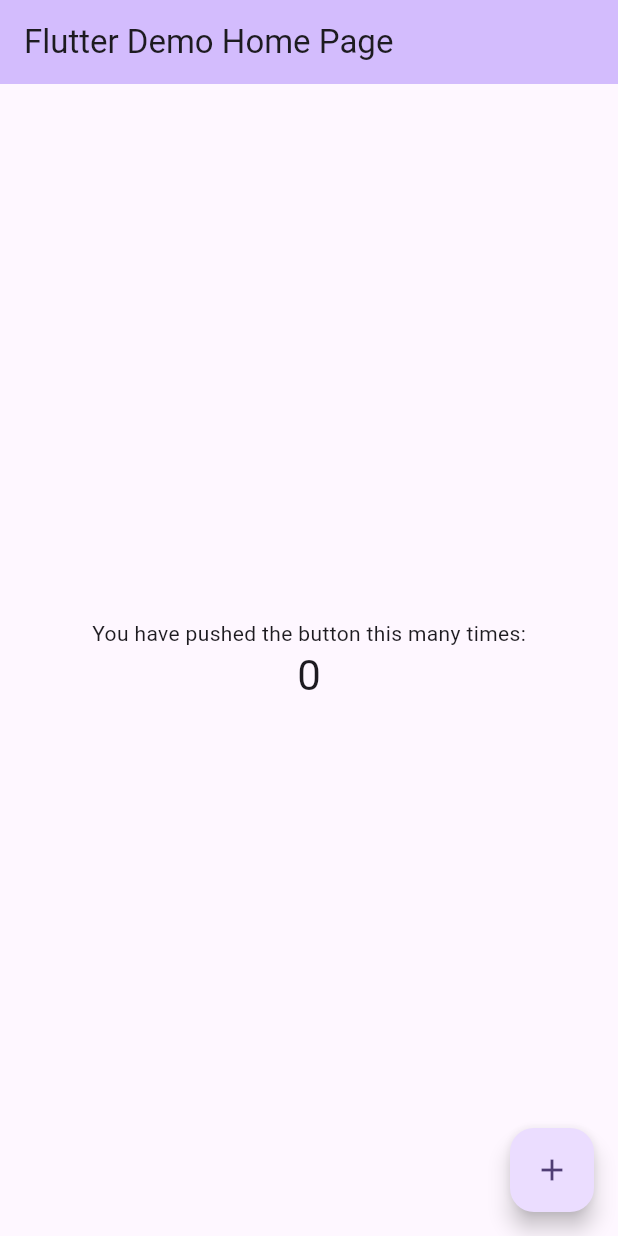
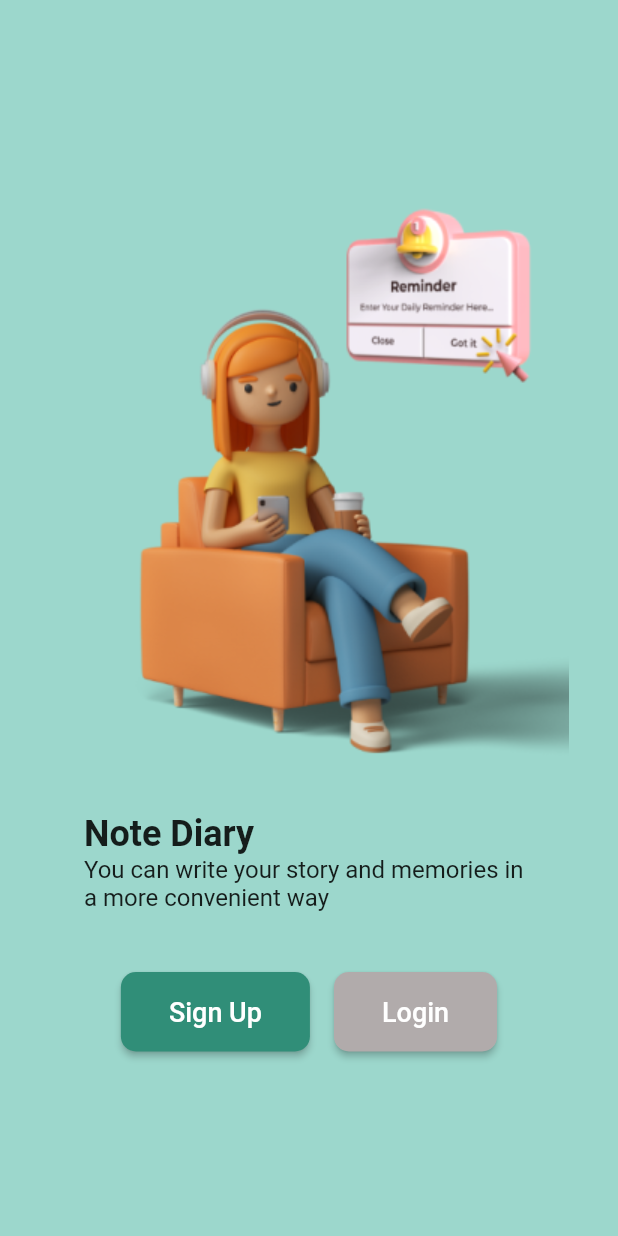
Before and after one commit to KanzulF/KSProjek-NoteDairy, a Flutter app: the screen it shows after launch, on a phone screen of 412 x 824 dp. Run offline on Flutter 3.47's test engine with Material 2 defaults, Android fonts, the phone set to English and light mode, and no system bars.

Commit message:
landingpage, signup, and login completed
tapi ada eror saat tombol di landingpage gk bisa diklik 2 kali

```diff
--- a/lib/main.dart
+++ b/lib/main.dart
@@ -1,4 +1,5 @@
 import 'package:flutter/material.dart';
+import 'package:projek/screen/landingpage.dart';
 
 void main() {
   runApp(const MyApp());
@@ -7,119 +8,14 @@ void main() {
 class MyApp extends StatelessWidget {
   const MyApp({super.key});
 
-  // This widget is the root of your application.
   @override
   Widget build(BuildContext context) {
     return MaterialApp(
-      title: 'Flutter Demo',
+      title: 'Note Dairy',
       theme: ThemeData(
-        // This is the theme of your application.
-        //
-        // TRY THIS: Try running your application with "flutter run". You'll see
-        // the application has a blue toolbar. Then, without quitting the app,
-        // try changing the seedColor in the colorScheme below to Colors.green
-        // and then invoke "hot reload" (save your changes or press the "hot
-        // reload" button in a Flutter-supported IDE, or press "r" if you used
-        // the command line to start the app).
-        //
-        // Notice that the counter didn't reset back to zero; the application
-        // state is not lost during the reload. To reset the state, use hot
-        // restart instead.
-        //
-        // This works for code too, not just values: Most code changes can be
-        // tested with just a hot reload.
-        colorScheme: ColorScheme.fromSeed(seedColor: Colors.deepPurple),
-        useMaterial3: true,
+        scaffoldBackgroundColor: Color(0xFF9CD7CC),
       ),
-      home: const MyHomePage(title: 'Flutter Demo Home Page'),
+      home: LandingPage(),
     );
   }
 }
-
-class MyHomePage extends StatefulWidget {
-  const MyHomePage({super.key, required this.title});
-
-  // This widget is the home page of your application. It is stateful, meaning
-  // that it has a State object (defined below) that contains fields that affect
-  // how it looks.
-
-  // This class is the configuration for the state. It holds the values (in this
-  // case the title) provided by the parent (in this case the App widget) and
-  // used by the build method of the State. Fields in a Widget subclass are
-  // always marked "final".
-
-  final String title;
-
-  @override
-  State<MyHomePage> createState() => _MyHomePageState();
-}
-
-class _MyHomePageState extends State<MyHomePage> {
-  int _counter = 0;
-
-  void _incrementCounter() {
-    setState(() {
-      // This call to setState tells the Flutter framework that something has
-      // changed in this State, which causes it to rerun the build method below
-      // so that the display can reflect the updated values. If we changed
-      // _counter without calling setState(), then the build method would not be
-      // called again, and so nothing would appear to happen.
-      _counter++;
-    });
-  }
-
-  @override
-  Widget build(BuildContext context) {
-    // This method is rerun every time setState is called, for instance as done
-    // by the _incrementCounter method above.
-    //
-    // The Flutter framework has been optimized to make rerunning build methods
-    // fast, so that you can just rebuild anything that needs updating rather
-    // than having to individually change instances of widgets.
-    return Scaffold(
-      appBar: AppBar(
-        // TRY THIS: Try changing the color here to a specific color (to
-        // Colors.amber, perhaps?) and trigger a hot reload to see the AppBar
-        // change color while the other colors stay the same.
-        backgroundColor: Theme.of(context).colorScheme.inversePrimary,
-        // Here we take the value from the MyHomePage object that was created by
-        // the App.build method, and use it to set our appbar title.
-        title: Text(widget.title),
-      ),
-      body: Center(
-        // Center is a layout widget. It takes a single child and positions it
-        // in the middle of the parent.
-        child: Column(
-          // Column is also a layout widget. It takes a list of children and
-          // arranges them vertically. By default, it sizes itself to fit its
-          // children horizontally, and tries to be as tall as its parent.
-          //
-          // Column has various properties to control how it sizes itself and
-          // how it positions its children. Here we use mainAxisAlignment to
-          // center the children vertically; the main axis here is the vertical
-          // axis because Columns are vertical (the cross axis would be
-          // horizontal).
-          //
-          // TRY THIS: Invoke "debug painting" (choose the "Toggle Debug Paint"
-          // action in the IDE, or press "p" in the console), to see the
-          // wireframe for each widget.
-          mainAxisAlignment: MainAxisAlignment.center,
-          children: <Widget>[
-            const Text(
-              'You have pushed the button this many times:',
-            ),
-            Text(
-              '$_counter',
-              style: Theme.of(context).textTheme.headlineMedium,
-            ),
-          ],
-        ),
-      ),
-      floatingActionButton: FloatingActionButton(
-        onPressed: _incrementCounter,
-        tooltip: 'Increment',
-        child: const Icon(Icons.add),
-      ), // This trailing comma makes auto-formatting nicer for build methods.
-    );
-  }
-}
--- /dev/null
+++ b/lib/screen/landingpage.dart
@@ -0,0 +1,65 @@
+import 'package:flutter/material.dart';
+import 'package:projek/widget/tombol.dart';
+import 'package:projek/screen/loginpage.dart';
+import 'package:projek/screen/signuppage.dart';
+
+class LandingPage extends StatelessWidget {
+  const LandingPage({super.key});
+
+  @override
+  Widget build(BuildContext context) {
+    return Scaffold(
+      body: Column(
+        mainAxisAlignment: MainAxisAlignment.center,
+        children: [
+          Center(
+            child: Image.asset(
+              'assets/images/woman.png', // Ubah dengan path file gambar Anda
+            ),
+          ),
+          Container(
+            width: 300,
+            margin: const EdgeInsets.only(left: 0, bottom: 40),
+            child: const Align(
+              child: Column(
+                crossAxisAlignment: CrossAxisAlignment.start,
+                children: [
+                  Text(
+                    'Note Diary',
+                    style: TextStyle(
+                      fontSize: 24.0,
+                      fontWeight: FontWeight.bold,
+                    ),
+                    textAlign: TextAlign.left,
+                  ),
+                  Text(
+                      'You can write your story and memories in a more convenient way',
+                      style: TextStyle(
+                        fontSize: 16.0,
+                      ),
+                      textAlign: TextAlign.left),
+                ],
+              ),
+            ),
+          ),
+          Row(
+            mainAxisAlignment: MainAxisAlignment.center,
+            children: [
+              Tombol(
+                judul: 'Sign Up',
+                color: const Color(0xFF308E78),
+                nextpage: MaterialPageRoute(builder: (context) => SignupPage()),
+              ),
+              const SizedBox(width: 16.0),
+              Tombol(
+                judul: 'Login',
+                color: const Color(0xFFB1ABAB),
+                nextpage: MaterialPageRoute(builder: (context) => LoginPage()),
+              ),
+            ],
+          ),
+        ],
+      ),
+    );
+  }
+}
--- /dev/null
+++ b/lib/widget/tombol.dart
@@ -0,0 +1,38 @@
+import 'package:flutter/material.dart';
+
+class Tombol extends StatelessWidget {
+  final String judul;
+  final Color color;
+  final MaterialPageRoute nextpage;
+
+  const Tombol(
+      {super.key,
+      required this.judul,
+      required this.color,
+      required this.nextpage});
+
+  @override
+  Widget build(BuildContext context) {
+    return ElevatedButton(
+      onPressed: () {
+        Navigator.push(
+          context,
+          nextpage,
+        );
+      },
+      style: ElevatedButton.styleFrom(
+        backgroundColor: color,
+        shape: RoundedRectangleBorder(
+          borderRadius: BorderRadius.circular(10.0),
+        ),
+      ),
+      child: Padding(
+        padding: EdgeInsets.all(16.0),
+        child: Text(
+          judul,
+          style: TextStyle(fontSize: 18.0),
+        ),
+      ),
+    );
+  }
+}
--- a/pubspec.yaml
+++ b/pubspec.yaml
@@ -52,7 +52,8 @@ dev_dependencies:
 
 # The following section is specific to Flutter packages.
 flutter:
-
+  assets:
+    - assets/images/
   # The following line ensures that the Material Icons font is
   # included with your application, so that you can use the icons in
   # the material Icons class.
```
Also changed, not shown: lib/screen/loginpage.dart (added, +72 -0 lines), lib/screen/signuppage.dart (added, +74 -0 lines), lib/widget/inputtext.dart (added, +24 -0 lines), assets/images/logo.png (added), assets/images/woman.png (added).
